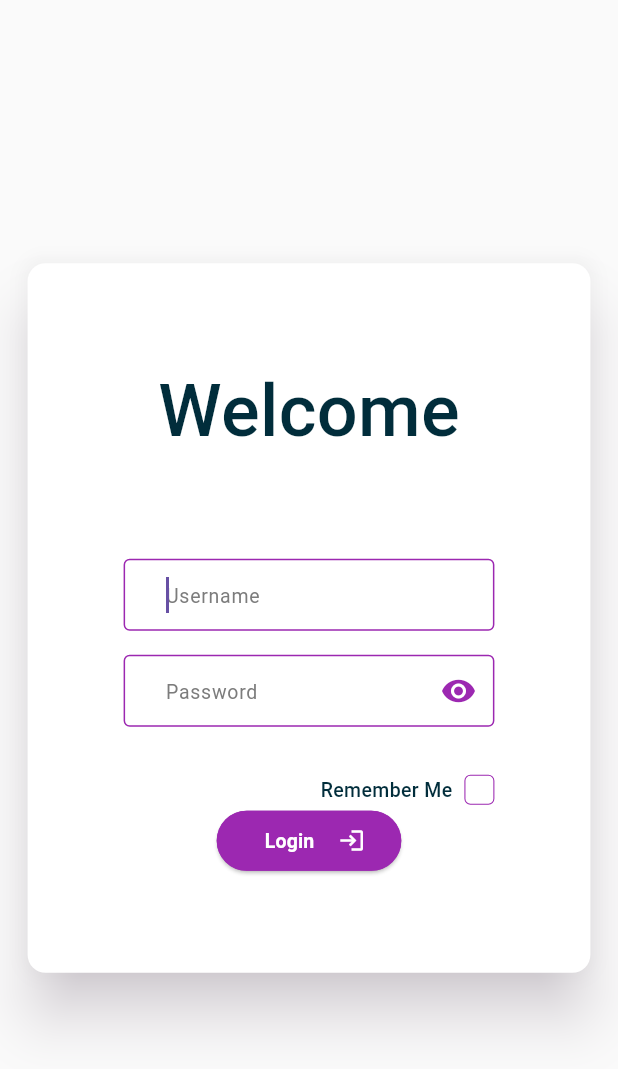
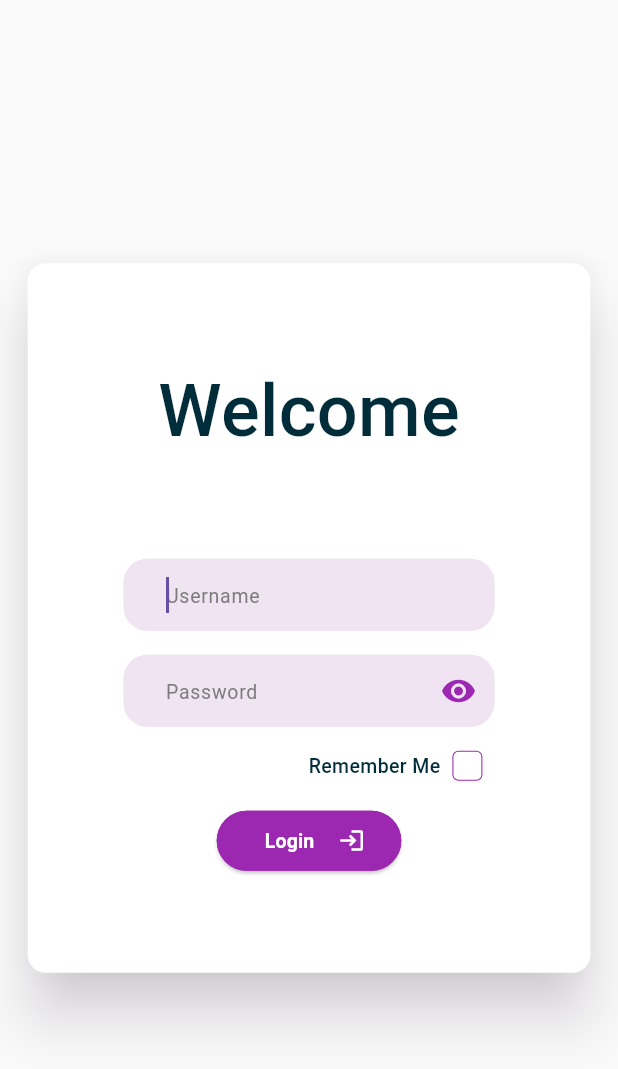
Before and after one commit to naing-pyae-hlyan/apos-web-dashboard, a Flutter app: the screen it shows after launch, on a phone screen of 412 x 824 dp. Shown: the top 1069 px of the screen. Run offline on Flutter 3.47's test engine with Material 3 defaults, Android fonts, the phone set to English and light mode, and no system bars; our stand-ins replace cloud_firestore, equatable, firebase_core, firebase_messaging, fl_chart, flutter_bloc and 5 more; accounts and stored records are empty.

Commit message:
0.2.2 => UPDATE: ErrorBloc is added for input fields.

```diff
--- a/lib/bloc/_exp.dart
+++ b/lib/bloc/_exp.dart
@@ -12,6 +12,11 @@ export 'category/category_bloc.dart';
 export 'category/category_event.dart';
 export 'category/category_service.dart';
 export 'category/category_state.dart';
+
+//
+export 'error/error_bloc.dart';
+export 'error/error_event.dart';
+export 'error/error_state.dart';
 
 //
 export 'home/home_bloc.dart';
--- /dev/null
+++ b/lib/bloc/error/error_bloc.dart
@@ -0,0 +1,21 @@
+import 'package:apos/lib_exp.dart';
+
+class ErrorBloc extends Bloc<ErrorEvent, ErrorState> {
+  ErrorBloc() : super(ErrorStateInitial()) {
+    on<ErrorEventSetError>(_onErrorSet);
+  }
+
+  Future<void> _onErrorSet(
+    ErrorEventSetError event,
+    Emitter<ErrorState> emit,
+  ) async {
+    if (event.errorKey == null || event.error == null) {
+      emit(ErrorStateNoError());
+      return;
+    }
+    emit(ErrorStateHasError(
+      errorKey: event.errorKey!,
+      error: event.error!,
+    ));
+  }
+}
--- /dev/null
+++ b/lib/bloc/error/error_event.dart
@@ -0,0 +1,12 @@
+import 'package:apos/lib_exp.dart';
+
+sealed class ErrorEvent {}
+
+class ErrorEventSetError extends ErrorEvent {
+  final String? errorKey;
+  final ErrorModel? error;
+  ErrorEventSetError({
+    required this.errorKey,
+    required this.error,
+  });
+}
--- /dev/null
+++ b/lib/bloc/error/error_state.dart
@@ -0,0 +1,16 @@
+import 'package:apos/models/error_model.dart';
+
+sealed class ErrorState {}
+
+class ErrorStateInitial extends ErrorState {}
+
+class ErrorStateHasError extends ErrorState {
+  final String errorKey;
+  final ErrorModel error;
+  ErrorStateHasError({
+    required this.errorKey,
+    required this.error,
+  });
+}
+
+class ErrorStateNoError extends ErrorState {}
--- a/lib/main.dart
+++ b/lib/main.dart
@@ -24,6 +24,7 @@ Future<void> main() async {
       providers: [
         BlocProvider(create: (_) => AuthBloc()),
         BlocProvider(create: (_) => HomeBloc()),
+        BlocProvider(create: (_) => ErrorBloc()),
         BlocProvider(create: (_) => CategoryBloc()),
         BlocProvider(create: (_) => ProductBloc()),
         BlocProvider(create: (_) => OrderBloc()),
--- a/lib/utils/consts.dart
+++ b/lib/utils/consts.dart
@@ -6,6 +6,7 @@ class Consts {
   static const primaryColor = Color(0xff9c28b1);
   static const primaryFontColor = Color(0xff012d3b);
   static const secondaryColor = Color(0xfff0e4f2);
+  static const inputFieldPlaceholderColor = Color(0xfff0e4f2);
   static const successColor = Color(0xff26ca4e);
   static const warningColor = Color(0xfff7af0b);
   static const errorColor = Colors.red;
--- a/lib/view/pages/customers/customer_page.dart
+++ b/lib/view/pages/customers/customer_page.dart
@@ -23,6 +23,7 @@ class _CustomerPageState extends State<CustomerPage> {
             child: MyInputField(
               controller: TextEditingController(),
               hintText: "Search by name, phone, email, id",
+              errorKey: null,
             ),
           ),
         ],
--- a/lib/view/pages/home_page.dart
+++ b/lib/view/pages/home_page.dart
@@ -67,7 +67,7 @@ class _HomePageState extends State<HomePage> {
       body: BlocBuilder<HomeBloc, HomeState>(
         builder: (_, state) {
           return switch (state.selectedPage) {
-            SelectedHome.dashboard => const DashboardPage(),
+            SelectedHome.dashboard => const CategoryPage(),
             SelectedHome.category => const CategoryPage(),
             SelectedHome.product => const ProductPage(),
             SelectedHome.order => const OrdersPage(),
--- a/lib/view/pages/login_page.dart
+++ b/lib/view/pages/login_page.dart
@@ -1,4 +1,7 @@
 import 'package:apos/lib_exp.dart';
+
+const _userNameErrorKey = "user-name-error-key";
+const _passwordErrorKey = "password-error-key";
 
 class LoginPage extends StatefulWidget {
   const LoginPage({super.key});
@@ -9,6 +12,7 @@ class LoginPage extends StatefulWidget {
 
 class _LoginPageState extends State<LoginPage> {
   late AuthBloc authBloc;
+  late ErrorBloc errorBloc;
   late CategoryBloc categoryBloc;
 
   final usernameTxtCtrl = TextEditingController();
@@ -29,6 +33,7 @@ class _LoginPageState extends State<LoginPage> {
   @override
   void initState() {
     authBloc = context.read<AuthBloc>();
+    errorBloc = context.read<ErrorBloc>();
     categoryBloc = context.read<CategoryBloc>();
     super.initState();
     doAfterBuild(
@@ -68,6 +73,7 @@ class _LoginPageState extends State<LoginPage> {
                   hintText: "Username",
                   keyboardType: TextInputType.emailAddress,
                   textInputAction: TextInputAction.next,
+                  errorKey: _userNameErrorKey,
                 ),
                 verticalHeight16,
                 MyPasswordInputField(
@@ -76,25 +82,15 @@ class _LoginPageState extends State<LoginPage> {
                   hintText: "Password",
                   keyboardType: TextInputType.emailAddress,
                   textInputAction: TextInputAction.done,
+                  errorKey: _passwordErrorKey,
                   onSubmitted: (String str) {
                     _login();
                   },
                 ),
-                BlocBuilder<AuthBloc, AuthState>(
-                  builder: (_, state) {
-                    if (state is AuthStateFail) {
-                      return Align(
-                        alignment: Alignment.centerLeft,
-                        child: Padding(
-                          padding: const EdgeInsets.all(16.0),
-                          child: errorText(state.error),
-                        ),
-                      );
-                    }
-                    return verticalHeight32;
-                  },
-                ),
-                Align(
+                Padding(
+                  padding:
+                      const EdgeInsets.symmetric(horizontal: 8, vertical: 16),
+                  child: Align(
                     alignment: Alignment.centerRight,
                     child: MyCheckBoxWithLabel(
                       label: "Remember Me",
@@ -102,6 +98,7 @@ class _LoginPageState extends State<LoginPage> {
                       onSelected: (bool selected) {
                         _rememberMe = selected;
                       },
+                    ),
                   ),
                 ),
                 BlocConsumer<AuthBloc, AuthState>(
@@ -118,11 +115,23 @@ class _LoginPageState extends State<LoginPage> {
                     if (state is AuthStateFail) {
                       if (state.error.code == 1) {
                         usernameFn.requestFocus();
+                        errorBloc.add(
+                          ErrorEventSetError(
+                            errorKey: _userNameErrorKey,
+                            error: state.error,
+                          ),
+                        );
                         return;
                       }
 
                       if (state.error.code == 2) {
                         passwordFn.requestFocus();
+                        errorBloc.add(
+                          ErrorEventSetError(
+                            errorKey: _passwordErrorKey,
+                            error: state.error,
+                          ),
+                        );
                         return;
                       }
                     }
--- a/lib/view/pages/orders/orders_page.dart
+++ b/lib/view/pages/orders/orders_page.dart
@@ -44,6 +44,7 @@ class _OrdersPageState extends State<OrdersPage> {
             child: MyInputField(
               controller: TextEditingController(),
               hintText: "Search",
+              errorKey: null,
             ),
           ),
         ],
--- a/lib/view/pages/products_manage/category_page.dart
+++ b/lib/view/pages/products_manage/category_page.dart
@@ -46,6 +46,7 @@ class _CategoryPageState extends State<CategoryPage> {
             child: MyInputField(
               controller: TextEditingController(),
               hintText: "Search",
+              errorKey: null,
               onChanged: (String query) {
                 categoryBloc.add(CategoryEventSearch(query: query));
               },
--- a/lib/view/pages/products_manage/product_page.dart
+++ b/lib/view/pages/products_manage/product_page.dart
@@ -53,6 +53,7 @@ class _ProductPageState extends State<ProductPage> {
             child: MyInputField(
               controller: TextEditingController(),
               hintText: "Search",
+              errorKey: null,
               onChanged: (String query) {
                 productBloc.add(ProductEventSearch(query: query));
               },
--- a/lib/view/widgets/common_input_form.dart
+++ b/lib/view/widgets/common_input_form.dart
@@ -29,7 +29,7 @@ class MyInputField extends StatelessWidget {
     this.textInputAction,
     this.inputFormatters,
     this.obscure = false,
-    this.errorKey,
+    required this.errorKey,
     this.maxLines = 1,
   });
 
@@ -57,6 +57,8 @@ class MyInputField extends StatelessWidget {
               horizontal: 24,
               vertical: 8,
             ),
+            filled: true,
+            fillColor: Consts.inputFieldPlaceholderColor,
             border: outlineInputBorder,
             errorBorder: outlineInputBorder,
             enabledBorder: outlineInputBorder,
@@ -71,29 +73,28 @@ class MyInputField extends StatelessWidget {
             suffixIcon: suffixIcon,
           ),
         ),
-        // Consumer<InputErrorCtrl>(
-        //   builder: (_, err, __) {
-        //     if (errorKey != null) {
-        //       return Padding(
-        //         padding: const EdgeInsets.only(left: 4, top: 4, right: 4),
-        //         child: myText(
-        //           err.getError(errorKey!).error,
-        //           color: err.getError(errorKey!).color ?? Colors.red,
-        //         ),
-        //       );
-        //     }
+        BlocBuilder<ErrorBloc, ErrorState>(
+          builder: (_, state) {
+            if (state is ErrorStateHasError) {
+              if (state.errorKey == errorKey) {
+                return Padding(
+                  padding: const EdgeInsets.all(8.0),
+                  child: myText(state.error.message, color: Consts.errorColor),
+                );
+              }
+            }
 
-        //     return emptyUI;
-        //   },
-        // ),
+            return emptyUI;
+          },
+        ),
       ],
     );
   }
 
   OutlineInputBorder get outlineInputBorder => OutlineInputBorder(
-        borderRadius: BorderRadius.circular(4),
+        borderRadius: BorderRadius.circular(16),
         borderSide: const BorderSide(
-          color: Consts.primaryColor,
+          color: Consts.inputFieldPlaceholderColor,
         ),
       );
 }
@@ -118,7 +119,7 @@ class MyPasswordInputField extends StatefulWidget {
     this.onSubmitted,
     this.keyboardType,
     this.textInputAction,
-    this.errorKey,
+    required this.errorKey,
   });
 
   @override
```
Also changed, not shown: lib/bloc/product/product_state.dart (+3 -9 lines), lib/view/dialogs/category_dialog.dart (+7 -0 lines), lib/view/dialogs/product_dialog.dart (+7 -0 lines), changelog.txt. Lines whose indentation alone changed are shown as unchanged.
